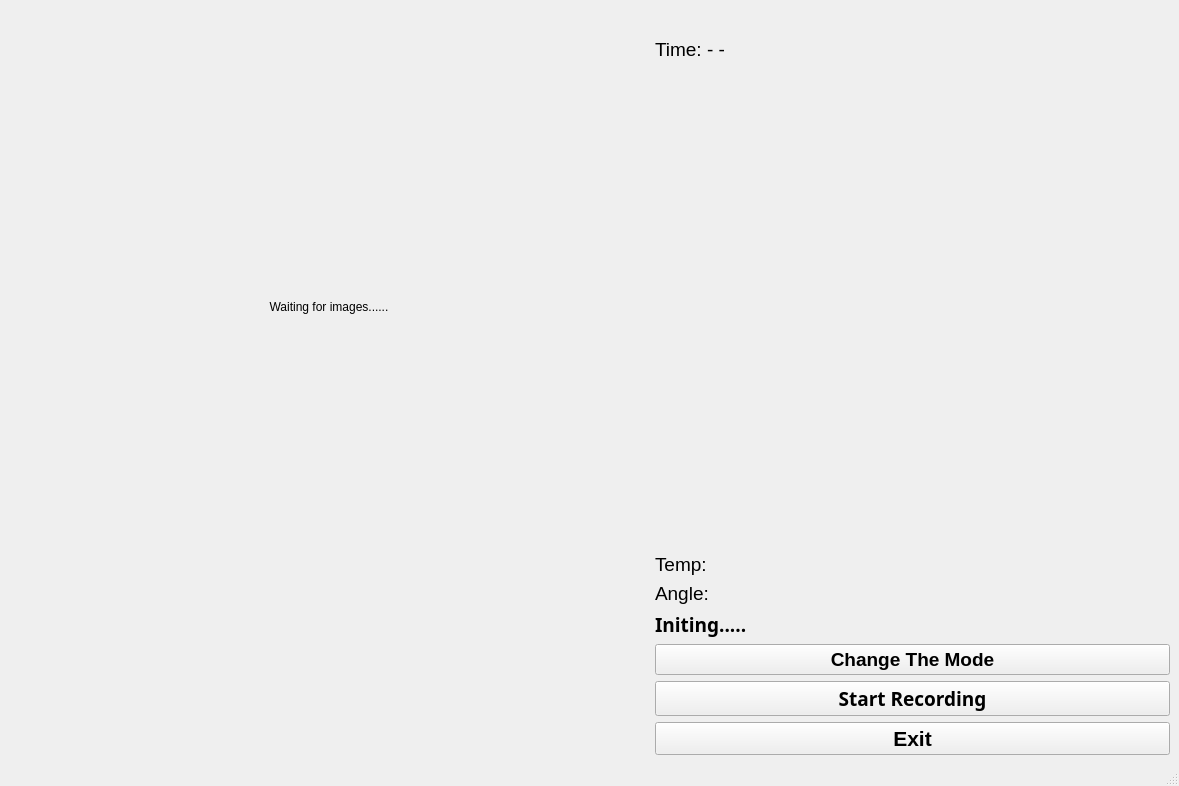
The window that QTViewer/mainwindow.ui (daijiaweicb/Outdoor-Photography-Helmet-with-Physical-Condition-Monitoring) describes before a commit, drawn with Qt 5.
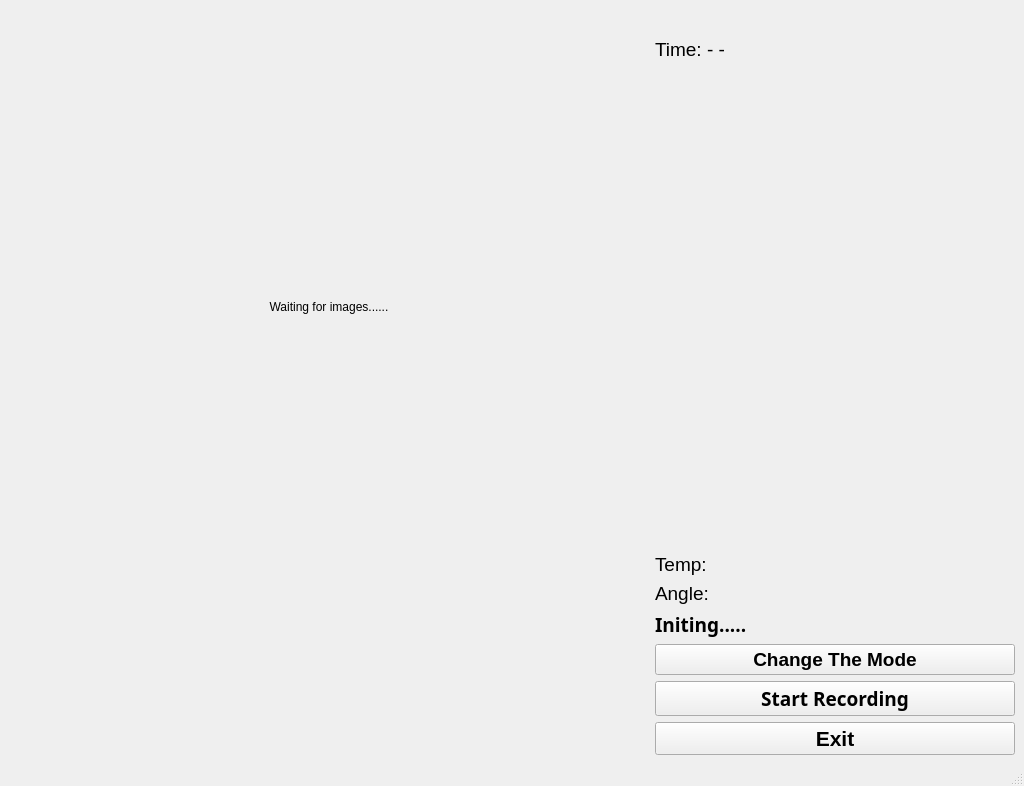
The same window after the commit.

Commit message: Change the screen size

```diff
--- a/QTViewer/mainwindow.ui
+++ b/QTViewer/mainwindow.ui
@@ -6,8 +6,8 @@
    <rect>
     <x>0</x>
     <y>0</y>
-    <width>1179</width>
-    <height>660</height>
+    <width>1024</width>
+    <height>600</height>
    </rect>
   </property>
   <property name="windowTitle">
```
Left out of the diff: 2 changed lines with no effect on the pictures.
